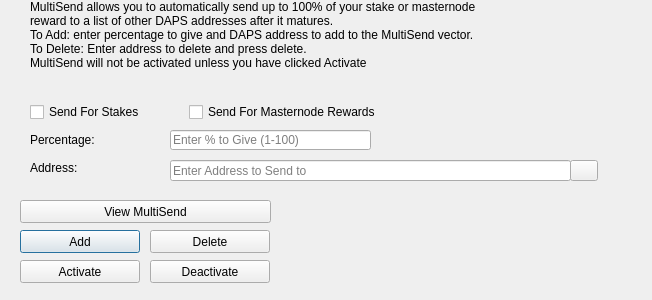
First picture: the form in src/qt/forms/multisenddialog.ui, repository nashsclay/DAPSCoin, before the edit.
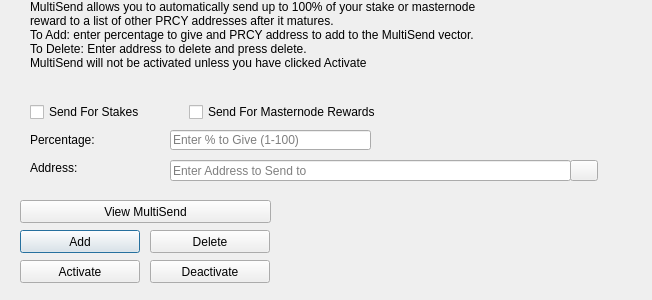
Second picture: the form after the edit. Icons and pictures are not drawn.

Commit message: convert to PRCY

```diff
--- a/src/qt/forms/multisenddialog.ui
+++ b/src/qt/forms/multisenddialog.ui
@@ -61,8 +61,8 @@
     <number>1</number>
    </property>
    <property name="text">
-    <string>MultiSend allows you to automatically send up to 100% of your stake or masternode reward to a list of other DAPS addresses after it matures.
-To Add: enter percentage to give and DAPS address to add to the MultiSend vector.
+    <string>MultiSend allows you to automatically send up to 100% of your stake or masternode reward to a list of other PRCY addresses after it matures.
+To Add: enter percentage to give and PRCY address to add to the MultiSend vector.
 To Delete: Enter address to delete and press delete.
 MultiSend will not be activated unless you have clicked Activate</string>
    </property>
```
Left out of the diff: 4 changed lines with no effect on the pictures. The commit also changes 392 other files.
